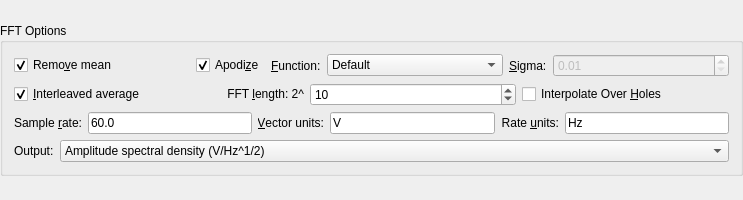
Above: src/widgets/fftoptions.ui from Kst-plot/kst before the change. Below: the same form after it.
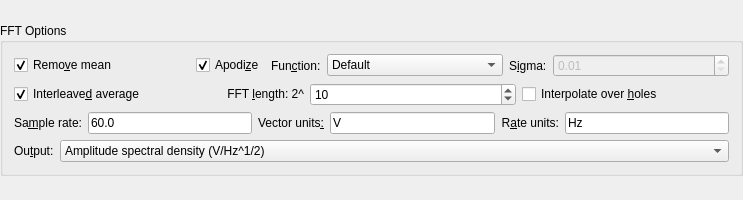
That is the form after the change.

Patch:
```diff
--- a/src/widgets/fftoptions.ui
+++ b/src/widgets/fftoptions.ui
@@ -94,7 +94,7 @@
            </sizepolicy>
           </property>
           <property name="text" >
-           <string>&amp;Sigma:</string>
+           <string>S&amp;igma:</string>
           </property>
           <property name="wordWrap" >
            <bool>false</bool>
@@ -142,7 +142,7 @@
            </sizepolicy>
           </property>
           <property name="text" >
-           <string>&amp;Function:</string>
+           <string>Fun&amp;ction:</string>
           </property>
           <property name="wordWrap" >
            <bool>false</bool>
@@ -210,7 +210,7 @@
         <item row="0" column="0" >
          <widget class="QCheckBox" name="_interleavedAverage" >
           <property name="text" >
-           <string>&amp;Interleaved average</string>
+           <string>Interleave&amp;d average</string>
           </property>
           <property name="checked" >
            <bool>true</bool>
@@ -220,7 +220,7 @@
         <item row="0" column="4" >
          <widget class="QCheckBox" name="_interpolateOverHoles" >
           <property name="text" >
-           <string>Interpolate Over &amp;Holes</string>
+           <string>Interpolate over &amp;holes</string>
           </property>
           <property name="checked" >
            <bool>false</bool>
@@ -243,7 +243,7 @@
            </sizepolicy>
           </property>
           <property name="text" >
-           <string>Sample &amp;rate:</string>
+           <string>Sa&amp;mple rate:</string>
           </property>
           <property name="alignment" >
            <set>Qt::AlignRight|Qt::AlignTrailing|Qt::AlignVCenter</set>
@@ -278,7 +278,7 @@
            <string>Apply new data sample specifications to selected vectors.</string>
           </property>
           <property name="text" >
-           <string>&amp;Vector units:</string>
+           <string>Vector units&amp;:</string>
           </property>
           <property name="alignment" >
            <set>Qt::AlignRight|Qt::AlignTrailing|Qt::AlignVCenter</set>
@@ -310,7 +310,7 @@
            </sizepolicy>
           </property>
           <property name="text" >
-           <string>Rate &amp;units:</string>
+           <string>R&amp;ate units:</string>
           </property>
           <property name="alignment" >
            <set>Qt::AlignRight|Qt::AlignTrailing|Qt::AlignVCenter</set>
@@ -349,11 +349,14 @@
            </sizepolicy>
           </property>
           <property name="text" >
-           <string>Output:</string>
+           <string>Ou&amp;tput:</string>
           </property>
           <property name="wordWrap" >
            <bool>false</bool>
           </property>
+          <property name="buddy" >
+           <cstring>_output</cstring>
+          </property>
          </widget>
         </item>
         <item>
```
